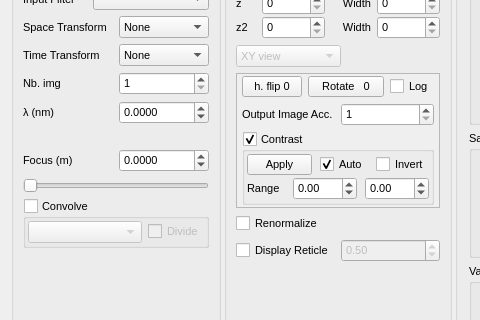
Old version of the form Holovibes/mainwindow.ui in the repository DigitalHolography/Holovibes; both pictures show x 0 to 480 and y 194 to 514 of the 1210 by 798 pixel window.
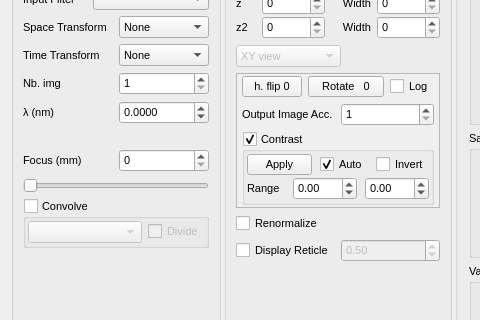
New version of the form. Custom widgets are drawn as their Qt base class.

Patch:
```diff
--- a/Holovibes/mainwindow.ui
+++ b/Holovibes/mainwindow.ui
@@ -432,10 +432,10 @@
               <bool>false</bool>
              </property>
              <property name="decimals">
-              <number>4</number>
+              <number>0</number>
              </property>
              <property name="minimum">
-              <double>-10000.000000000000000</double>
+              <double>0</double>
              </property>
              <property name="maximum">
               <double>10000.000000000000000</double>
@@ -451,7 +451,7 @@
               <string>Adjust the distance to the target</string>
              </property>
              <property name="text">
-              <string>Focus (m)</string>
+              <string>Focus (mm)</string>
              </property>
              <property name="alignment">
               <set>Qt::AlignLeading|Qt::AlignLeft|Qt::AlignVCenter</set>
```
